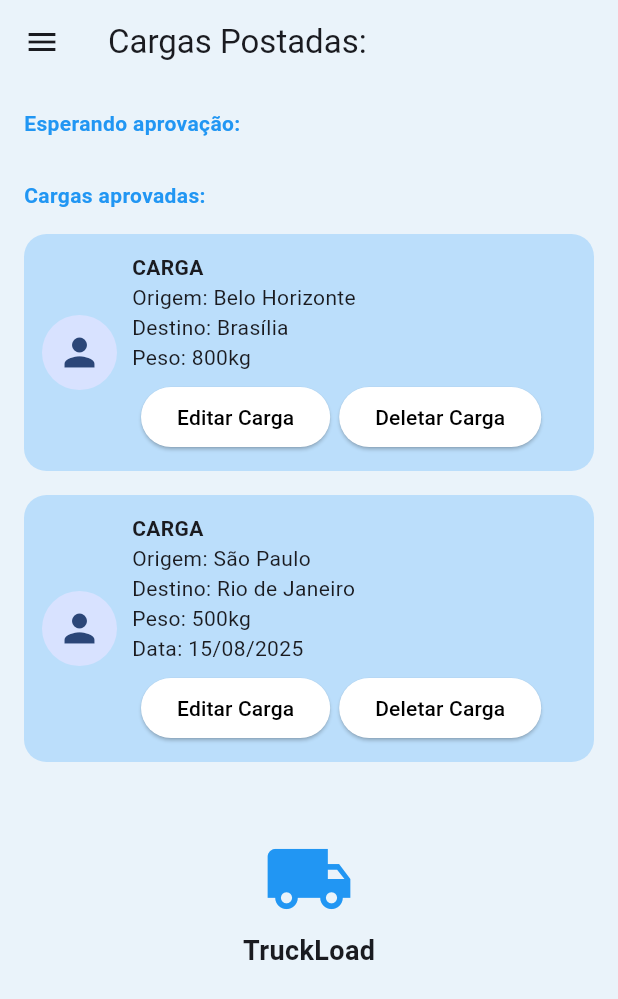
After one commit to JoaoPedroPiceli/TruckLoad, a Flutter app: the CargasPendentes screen opened directly, after a tap on "Selecionar Caminhoneiro", on a phone screen of 412 x 824 dp. The commit adds this screen. Shown: the top 999 px of the screen. Run offline on Flutter 3.47's test engine with Material 3 defaults, Android fonts, the phone set to English and light mode, and no system bars; network calls fail.

```diff
--- a/truckload/lib/main.dart
+++ b/truckload/lib/main.dart
@@ -1,5 +1,6 @@
 import 'package:flutter/material.dart';
 import 'package:truckload/screens/caminhoneiros/tela_menu.dart';
+import 'package:truckload/screens/tela_inicial.dart';
 
 void main() {
   runApp(const TruckLoadApp());
@@ -17,7 +18,7 @@ class TruckLoadApp extends StatelessWidget {
         colorScheme: ColorScheme.fromSeed(seedColor: Colors.blueAccent),
         useMaterial3: true,
       ),
-      home: const TelaMenu(),
+      home: TelaMenu(),
     );
   }
 }
--- a/truckload/lib/screens/cadastro_screen.dart
+++ b/truckload/lib/screens/cadastro_screen.dart
@@ -3,6 +3,7 @@ import 'dart:convert';
 
 import 'package:flutter/material.dart';
 import 'package:http/http.dart' as http;
+import 'package:truckload/screens/tela_login.dart';
 
 /// Base URL da API (pode vir por --dart-define)
 const String kApiBaseUrl = String.fromEnvironment(
@@ -165,7 +166,7 @@ class _CadastroScreenState extends State<CadastroScreen> {
                 Navigator.push(
                   context,
                   MaterialPageRoute(
-                    builder: (context) => const LoginScreen(),
+                    builder: (context) => const LoginScreen (),
                   ),
                 );
               },
--- /dev/null
+++ b/truckload/lib/screens/empresas/tela_cargasPendentes.dart
@@ -0,0 +1,169 @@
+import 'package:flutter/material.dart';
+
+class CargasPendentes extends StatefulWidget {
+  @override
+  _CargasPendentesState createState() => _CargasPendentesState();
+}
+
+class _CargasPendentesState extends State<CargasPendentes> {
+  List<Map<String, String>> esperandoAprovacao = [
+    {
+      "nome": "Nome da Empresa",
+      "origem": "São Paulo",
+      "destino": "Rio de Janeiro",
+      "peso": "500kg",
+      "data": "15/08/2025",
+    },
+  ];
+
+  List<Map<String, String>> cargasAprovadas = [
+    {
+      "nome": "João Caminhoneiro",
+      "origem": "Belo Horizonte",
+      "destino": "Brasília",
+      "peso": "800kg",
+    },
+  ];
+
+  void selecionarCaminhoneiro(int index) {
+    setState(() {
+      var carga = esperandoAprovacao.removeAt(index);
+      carga["nome"] = "Nome do Caminhoneiro"; // Aqui poderia ser selecionado de uma lista
+      cargasAprovadas.add(carga);
+    });
+  }
+
+  void deletarCarga(List<Map<String, String>> lista, int index) {
+    setState(() {
+      lista.removeAt(index);
+    });
+  }
+
+  void editarCarga(Map<String, String> carga) {
+    // Aqui você pode abrir uma tela para edição
+    ScaffoldMessenger.of(context).showSnackBar(
+      SnackBar(content: Text("Função de editar carga ainda não implementada")),
+    );
+  }
+
+  Widget cardCarga({
+    required Map<String, String> carga,
+    required VoidCallback onDelete,
+    required VoidCallback onEdit,
+    VoidCallback? onSelecionar,
+  }) {
+    return Container(
+      margin: const EdgeInsets.symmetric(vertical: 8),
+      padding: const EdgeInsets.all(12),
+      decoration: BoxDecoration(
+        color: Colors.blue[100],
+        borderRadius: BorderRadius.circular(15),
+      ),
+      child: Row(
+        children: [
+          const CircleAvatar(radius: 25, child: Icon(Icons.person, size: 30)),
+          const SizedBox(width: 10),
+          Expanded(
+            child: Column(
+              crossAxisAlignment: CrossAxisAlignment.start,
+              children: [
+                const Text("CARGA", style: TextStyle(fontWeight: FontWeight.bold)),
+                Text("Origem: ${carga["origem"]}"),
+                Text("Destino: ${carga["destino"]}"),
+                Text("Peso: ${carga["peso"]}"),
+                if (carga.containsKey("data")) Text("Data: ${carga["data"]}"),
+                const SizedBox(height: 6),
+                Row(
+                  children: [
+                    if (onSelecionar != null)
+                      ElevatedButton(
+                        onPressed: onSelecionar,
+                        style: ElevatedButton.styleFrom(backgroundColor: Colors.white),
+                        child: const Text("Selecionar Caminhoneiro",
+                            style: TextStyle(color: Colors.black)),
+                      ),
+                    const SizedBox(width: 6),
+                    ElevatedButton(
+                      onPressed: onEdit,
+                      style: ElevatedButton.styleFrom(backgroundColor: Colors.white),
+                      child: const Text("Editar Carga",
+                          style: TextStyle(color: Colors.black)),
+                    ),
+                    const SizedBox(width: 6),
+                    ElevatedButton(
+                      onPressed: onDelete,
+                      style: ElevatedButton.styleFrom(backgroundColor: Colors.white),
+                      child: const Text("Deletar Carga",
+                          style: TextStyle(color: Colors.black)),
+                    ),
+                  ],
+                )
+              ],
+            ),
+          ),
+        ],
+      ),
+    );
+  }
+
+  @override
+  Widget build(BuildContext context) {
+    return Scaffold(
+      appBar: AppBar(
+        leading: IconButton(
+          icon: const Icon(Icons.menu),
+          onPressed: () {
+            // Abrir tela de menu empresarial
+            ScaffoldMessenger.of(context).showSnackBar(
+              SnackBar(content: Text("Abrir Menu Empresarial")),
+            );
+          },
+        ),
+        title: const Text("Cargas Postadas:"),
+        backgroundColor: Colors.transparent,
+        elevation: 0,
+      ),
+      backgroundColor: const Color(0xFFEAF3FA),
+      body: SingleChildScrollView(
+        padding: const EdgeInsets.all(16),
+        child: Column(
+          crossAxisAlignment: CrossAxisAlignment.start,
+          children: [
+            const Text("Esperando aprovação:",
+                style: TextStyle(color: Colors.blue, fontWeight: FontWeight.bold)),
+            const SizedBox(height: 8),
+            for (int i = 0; i < esperandoAprovacao.length; i++)
+              cardCarga(
+                carga: esperandoAprovacao[i],
+                onSelecionar: () => selecionarCaminhoneiro(i),
+                onEdit: () => editarCarga(esperandoAprovacao[i]),
+                onDelete: () => deletarCarga(esperandoAprovacao, i),
+              ),
+            const SizedBox(height: 20),
+            const Text("Cargas aprovadas:",
+                style: TextStyle(color: Colors.blue, fontWeight: FontWeight.bold)),
+            const SizedBox(height: 8),
+            for (int i = 0; i < cargasAprovadas.length; i++)
+              cardCarga(
+                carga: cargasAprovadas[i],
+                onEdit: () => editarCarga(cargasAprovadas[i]),
+                onDelete: () => deletarCarga(cargasAprovadas, i),
+              ),
+            const SizedBox(height: 40),
+            Center(
+              child: Column(
+                children: [
+                  Icon(Icons.local_shipping, size: 60, color: Colors.blue),
+                  const SizedBox(height: 5),
+                  const Text("TruckLoad",
+                      style:
+                          TextStyle(fontWeight: FontWeight.bold, fontSize: 18)),
+                ],
+              ),
+            ),
+          ],
+        ),
+      ),
+    );
+  }
+}
```
Also changed, not shown: truckload/lib/screens/caminhoneiros/tela_MeuPerfil.dart (+11 -5 lines), truckload/lib/screens/empresas/tela_adicionarcarga.dart (+352 -0 lines), truckload/lib/screens/empresas/tela_menuEmpresarial.dart (renamed from truckload/lib/screens/empresas/tela_menuEmpresa.dart, +5 -5 lines), truckload/lib/screens/empresas/tela_BancarioEmpresarial.dart (added), truckload/lib/screens/empresas/tela_perfilEmpresarial.dart (added).
